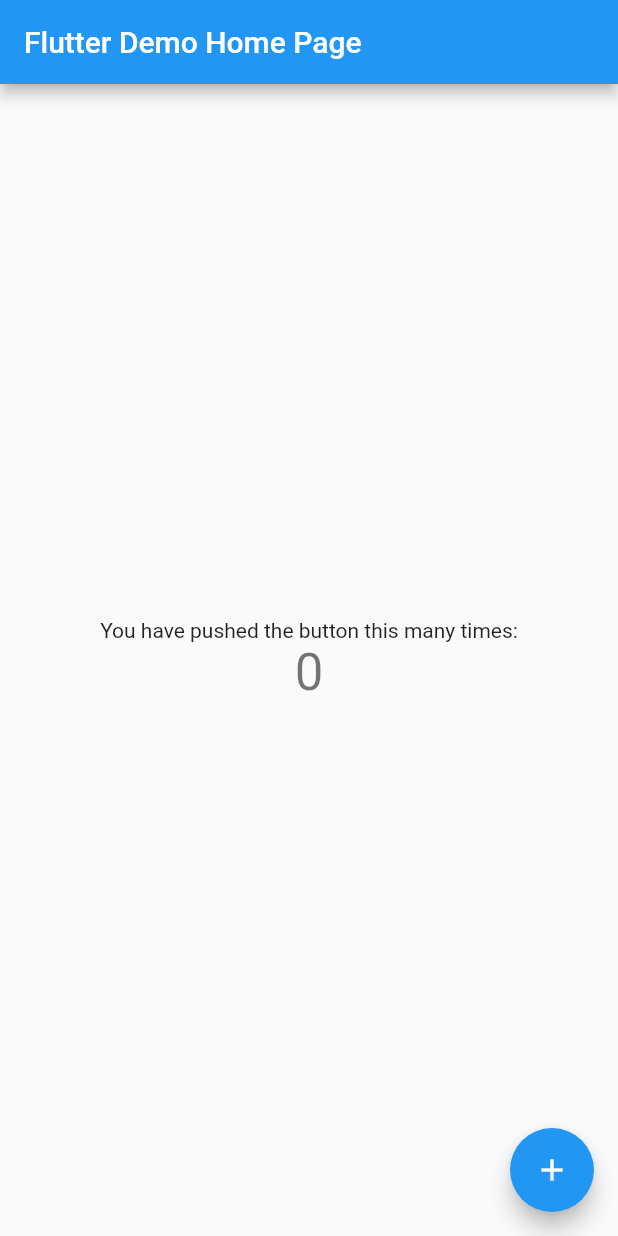
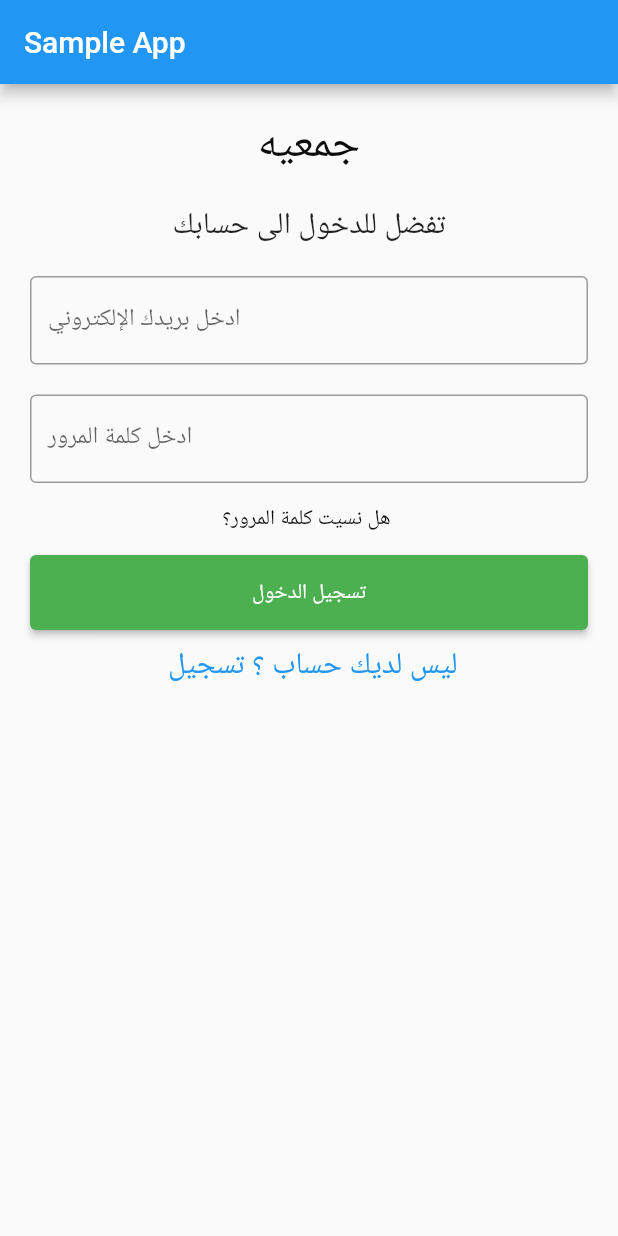
Before and after one commit to Hams-FA/Jamia, a Flutter app: the screen it shows after launch, on a phone screen of 412 x 824 dp. Run offline on Flutter 3.47's test engine with Material 2 defaults, Android fonts, the phone set to English and light mode, and no system bars; our stand-ins replace firebase_core; missing offline and left inert: dart:html; accounts and stored records are empty.

Commit message:
loginPage
login

```diff
--- a/sprint/lib/main.dart
+++ b/sprint/lib/main.dart
@@ -1,121 +1,119 @@
+import 'dart:html';
+
 import 'package:flutter/material.dart';
-import 'package:sprint/firebase_options.dart';
-import 'package:firebase_core/firebase_core.dart';
 
-Future<void> main() async {
-  WidgetsFlutterBinding.ensureInitialized();
-  await Firebase.initializeApp(
-    options: DefaultFirebaseOptions.currentPlatform,
-);
-  runApp(const MyApp());
-}
+void main() => runApp(const MyApp());
 
 class MyApp extends StatelessWidget {
-  const MyApp({super.key});
+  const MyApp({Key? key}) : super(key: key);
 
-  // This widget is the root of your application.
+  static const String _title = 'Sample App';
+
   @override
   Widget build(BuildContext context) {
     return MaterialApp(
-      title: 'Flutter Demo',
-      theme: ThemeData(
-        // This is the theme of your application.
-        //
-        // Try running your application with "flutter run". You'll see the
-        // application has a blue toolbar. Then, without quitting the app, try
-        // changing the primarySwatch below to Colors.green and then invoke
-        // "hot reload" (press "r" in the console where you ran "flutter run",
-        // or simply save your changes to "hot reload" in a Flutter IDE).
-        // Notice that the counter didn't reset back to zero; the application
-        // is not restarted.
-        primarySwatch: Colors.blue,
+      title: _title,
+      home: Scaffold(
+        appBar: AppBar(title: const Text(_title)),
+        body: const MyStatefulWidget(),
       ),
-      home: const MyHomePage(title: 'Flutter Demo Home Page'),
     );
   }
 }
 
-class MyHomePage extends StatefulWidget {
-  const MyHomePage({super.key, required this.title});
-
-  // This widget is the home page of your application. It is stateful, meaning
-  // that it has a State object (defined below) that contains fields that affect
-  // how it looks.
-
-  // This class is the configuration for the state. It holds the values (in this
-  // case the title) provided by the parent (in this case the App widget) and
-  // used by the build method of the State. Fields in a Widget subclass are
-  // always marked "final".
-
-  final String title;
+class MyStatefulWidget extends StatefulWidget {
+  const MyStatefulWidget({Key? key}) : super(key: key);
 
   @override
-  State<MyHomePage> createState() => _MyHomePageState();
+  State<MyStatefulWidget> createState() => _MyStatefulWidgetState();
 }
 
-class _MyHomePageState extends State<MyHomePage> {
-  int _counter = 0;
-
-  void _incrementCounter() {
-    setState(() {
-      // This call to setState tells the Flutter framework that something has
-      // changed in this State, which causes it to rerun the build method below
-      // so that the display can reflect the updated values. If we changed
-      // _counter without calling setState(), then the build method would not be
-      // called again, and so nothing would appear to happen.
-      _counter++;
-    });
-  }
+class _MyStatefulWidgetState extends State<MyStatefulWidget> {
+  TextEditingController nameController = TextEditingController();
+  TextEditingController passwordController = TextEditingController();
 
   @override
   Widget build(BuildContext context) {
-    // This method is rerun every time setState is called, for instance as done
-    // by the _incrementCounter method above.
-    //
-    // The Flutter framework has been optimized to make rerunning build methods
-    // fast, so that you can just rebuild anything that needs updating rather
-    // than having to individually change instances of widgets.
-    return Scaffold(
-      appBar: AppBar(
-        // Here we take the value from the MyHomePage object that was created by
-        // the App.build method, and use it to set our appbar title.
-        title: Text(widget.title),
-      ),
-      body: Center(
-        // Center is a layout widget. It takes a single child and positions it
-        // in the middle of the parent.
-        child: Column(
-          // Column is also a layout widget. It takes a list of children and
-          // arranges them vertically. By default, it sizes itself to fit its
-          // children horizontally, and tries to be as tall as its parent.
-          //
-          // Invoke "debug painting" (press "p" in the console, choose the
-          // "Toggle Debug Paint" action from the Flutter Inspector in Android
-          // Studio, or the "Toggle Debug Paint" command in Visual Studio Code)
-          // to see the wireframe for each widget.
-          //
-          // Column has various properties to control how it sizes itself and
-          // how it positions its children. Here we use mainAxisAlignment to
-          // center the children vertically; the main axis here is the vertical
-          // axis because Columns are vertical (the cross axis would be
-          // horizontal).
-          mainAxisAlignment: MainAxisAlignment.center,
+    return Padding(
+        padding: const EdgeInsets.all(10),
+        child: ListView(
           children: <Widget>[
-            const Text(
-              'You have pushed the button this many times:',
+            Container(
+                alignment: Alignment.center,
+                padding: const EdgeInsets.all(10),
+                child: const Text(
+                  'جمعيه',
+                  style: TextStyle(
+                      color: Color.fromARGB(255, 12, 12, 12),
+                      fontWeight: FontWeight.w500,
+                      fontSize: 30),
+                )),
+            Container(
+                alignment: Alignment.center,
+                padding: const EdgeInsets.all(10),
+                child: const Text(
+                  'تفضل للدخول الى حسابك',
+                  style: TextStyle(fontSize: 20),
+                )),
+            Container(
+              padding: const EdgeInsets.all(10),
+              child: TextField(
+                controller: nameController,
+                decoration: const InputDecoration(
+                  border: OutlineInputBorder(),
+                  labelText: 'ادخل بريدك الإلكتروني ',
+                ),
+              ),
             ),
-            Text(
-              '$_counter',
-              style: Theme.of(context).textTheme.headline4,
+            Container(
+              padding: const EdgeInsets.fromLTRB(10, 10, 10, 0),
+              child: TextField(
+                obscureText: true,
+                controller: passwordController,
+                decoration: const InputDecoration(
+                  border: OutlineInputBorder(),
+                  labelText: 'ادخل كلمة المرور',
+                ),
+              ),
+            ),
+            TextButton(
+              onPressed: () {
+                //forgot password screen
+              },
+              child: const Text(' هل نسيت كلمة المرور؟  ',
+                  style: TextStyle(
+                    color: Color.fromARGB(255, 12, 12, 12),
+                  )),
+            ),
+            Container(
+                height: 50,
+                padding: const EdgeInsets.fromLTRB(10, 0, 10, 0),
+                child: ElevatedButton(
+                  style: ButtonStyle(
+                      backgroundColor: MaterialStatePropertyAll<Color>(
+                          Color.fromARGB(255, 76, 175, 80))),
+                  child: const Text('تسجيل الدخول'),
+                  onPressed: () {
+                    print(nameController.text);
+                    print(passwordController.text);
+                  },
+                )),
+            Row(
+              children: <Widget>[
+                const Text(''),
+                TextButton(
+                  child: const Text(
+                    ' ليس لديك حساب ؟ تسجيل',
+                    style: TextStyle(fontSize: 20),
+                  ),
+                  onPressed: () {
+                    //signup screen
+                  },
+                )
+              ],
+              mainAxisAlignment: MainAxisAlignment.center,
             ),
           ],
-        ),
-      ),
-      floatingActionButton: FloatingActionButton(
-        onPressed: _incrementCounter,
-        tooltip: 'Increment',
-        child: const Icon(Icons.add),
-      ), // This trailing comma makes auto-formatting nicer for build methods.
-    );
+        ));
   }
 }
```
